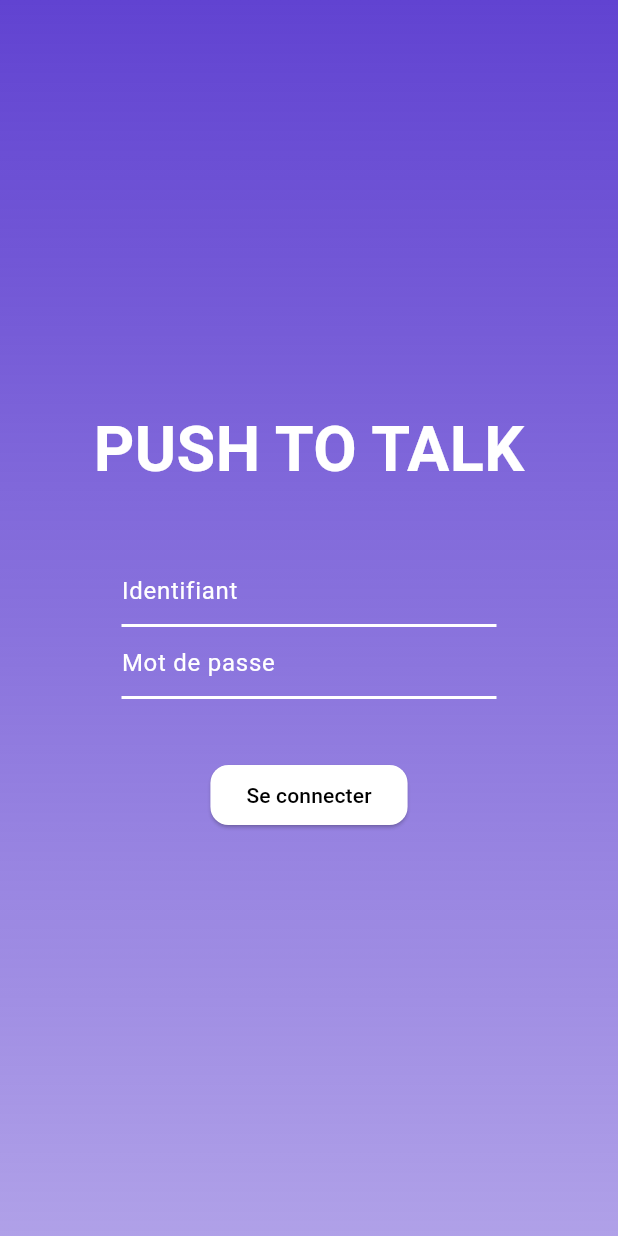
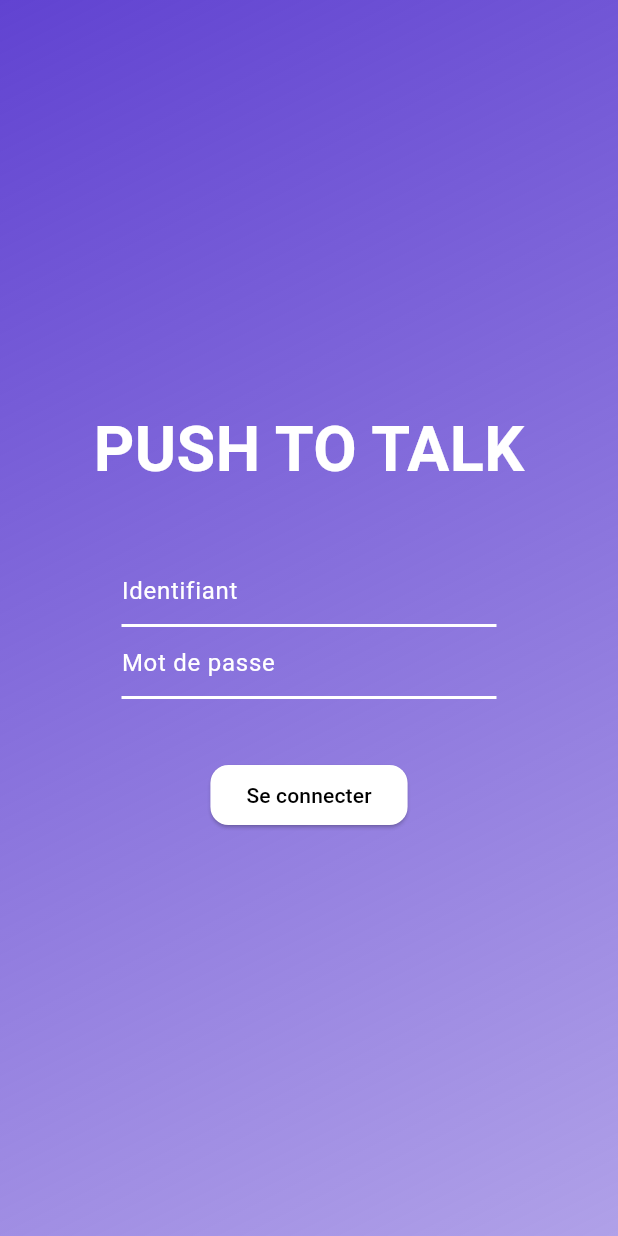
Before and after one commit to jvondermarck/alcatel-frontend, a Flutter app: the screen it shows after launch, on a phone screen of 412 x 824 dp. Run offline on Flutter 3.47's test engine with Material 2 defaults, Android fonts, the phone set to English and light mode, and no system bars.

Commit message:
refactor: :recycle: refactor with new util file

```diff
--- a/lib/pages/home_page.dart
+++ b/lib/pages/home_page.dart
@@ -1,4 +1,5 @@
 import 'package:flutter/material.dart';
+import 'package:pushtotalk/utils/colors.dart';
 
 class HomePage extends StatefulWidget {
   const HomePage({super.key});
@@ -12,10 +13,13 @@ class _MyHomePageState extends State<HomePage> {
   Widget build(BuildContext context) {
     return Container(
       decoration: const BoxDecoration(
-          gradient: LinearGradient(colors: [
-        Color.fromRGBO(97, 67, 209, 1),
-        Color.fromRGBO(97, 67, 209, 0.5)
-      ], begin: Alignment.topCenter, end: Alignment.bottomCenter)),
+          gradient: LinearGradient(
+              begin: Alignment.topLeft,
+              end: Alignment.bottomRight,
+              colors: [
+            primaryColor,
+            primaryColorLight,
+          ])),
       child: Scaffold(
         backgroundColor: Colors.transparent,
         body: Center(
--- /dev/null
+++ b/lib/utils/colors.dart
@@ -0,0 +1,4 @@
+import 'package:flutter/material.dart';
+
+const Color primaryColor = Color.fromRGBO(97, 67, 209, 1);
+const Color primaryColorLight = Color.fromRGBO(97, 67, 209, 0.5);
```
